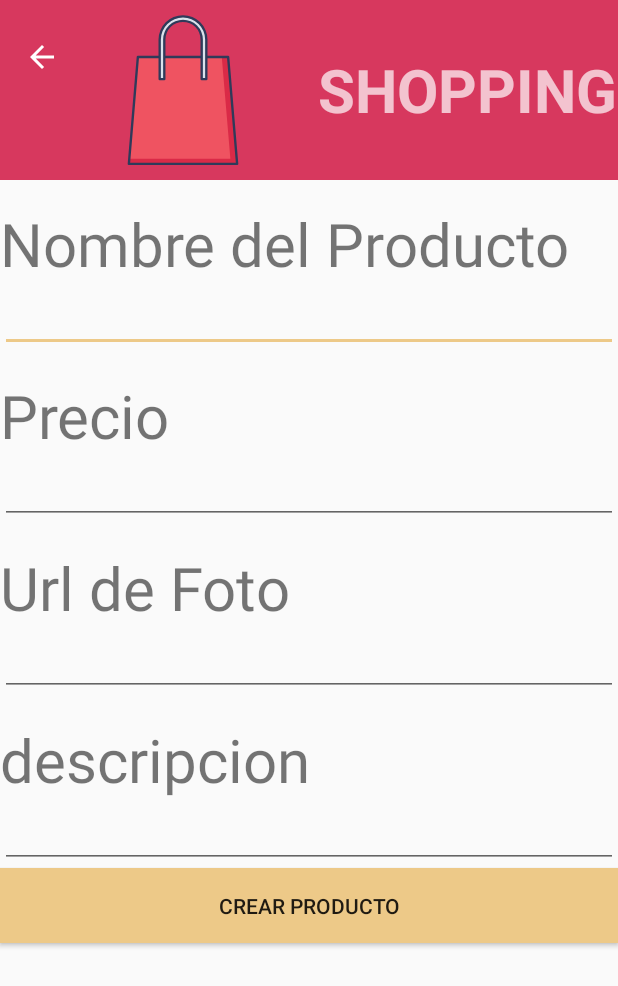
After one commit to Allub/carroproductos, an Android app: the CrearProductoActivity screen opened directly, with no data from a screen before it, on a phone screen of 412 x 824 dp. The commit adds this screen. Shown: the top 986 px of the screen. Run offline under Robolectric (Android 15) with nearby library versions, the phone set to English and light mode, and no system bars.

Commit message:
Carro Prod
xd

```diff
--- a/Fuentes/CarroProductos/app/build.gradle
+++ b/Fuentes/CarroProductos/app/build.gradle
@@ -27,6 +27,7 @@ dependencies {
     implementation 'androidx.appcompat:appcompat:1.2.0'
     implementation 'androidx.constraintlayout:constraintlayout:2.0.2'
     implementation 'com.squareup.picasso:picasso:2.71828'
+    implementation 'com.google.android.material:material:1.0.0'
     testImplementation 'junit:junit:4.12'
     androidTestImplementation 'androidx.test.ext:junit:1.1.2'
     androidTestImplementation 'androidx.test.espresso:espresso-core:3.3.0'
--- a/Fuentes/CarroProductos/app/src/main/AndroidManifest.xml
+++ b/Fuentes/CarroProductos/app/src/main/AndroidManifest.xml
@@ -12,7 +12,8 @@
         android:roundIcon="@mipmap/ic_launcher_round"
         android:supportsRtl="true"
         android:theme="@style/AppTheme">
-        <activity android:name=".VerProductoActivity"></activity>
+        <activity android:name=".CrearProductoActivity"></activity>
+        <activity android:name=".VerProductoActivity" />
         <activity android:name=".MainActivity">
             <intent-filter>
                 <action android:name="android.intent.action.MAIN" />
--- /dev/null
+++ b/Fuentes/CarroProductos/app/src/main/java/cl/inacap/carroproductos/CrearProductoActivity.java
@@ -0,0 +1,54 @@
+package cl.inacap.carroproductos;
+
+import androidx.appcompat.app.AppCompatActivity;
+import androidx.appcompat.widget.Toolbar;
+
+import android.content.Intent;
+import android.os.Bundle;
+import android.view.View;
+import android.widget.Button;
+import android.widget.EditText;
+
+import cl.inacap.carroproductos.dao.ProductosDAO;
+import cl.inacap.carroproductos.dao.ProductosDAOSQLite;
+import cl.inacap.carroproductos.dto.Producto;
+
+public class CrearProductoActivity extends AppCompatActivity {
+
+    private Toolbar toolbar;
+    private EditText nombreTxt;
+    private EditText precioTxt;
+    private EditText fotoTxt;
+    private EditText descTxt;
+    private Button crearBtn;
+    private ProductosDAO prodDAO = new ProductosDAOSQLite(this);
+    @Override
+    protected void onCreate(Bundle savedInstanceState) {
+        super.onCreate(savedInstanceState);
+        setContentView(R.layout.activity_crear_producto);
+        this.toolbar = findViewById(R.id.toolbar);
+        this.setSupportActionBar(this.toolbar);
+        this.getSupportActionBar().setDisplayHomeAsUpEnabled(true);
+        this.getSupportActionBar().setDisplayShowHomeEnabled(true);
+        this.nombreTxt = findViewById(R.id.nombre_prod_txt_cr);
+        this.precioTxt = findViewById(R.id.precio_prod_txt_cr);
+        this.fotoTxt = findViewById(R.id.foto_txt_cr);
+        this.descTxt = findViewById(R.id.desc_prod_txt_cr);
+        this.crearBtn = findViewById(R.id.crear_btn);
+        this.crearBtn.setOnClickListener(new View.OnClickListener() {
+            @Override
+            public void onClick(View view) {
+                //1.Crear producto
+                Producto p = new Producto();
+                p.setNombre(nombreTxt.getText().toString());
+                p.setDescripcion(descTxt.getText().toString());
+                p.setFoto(fotoTxt.getText().toString());
+                p.setPrecio(Integer.parseInt(precioTxt.getText().toString()));
+                //2. Llamar al DAO y agregarlo
+                prodDAO.save(p);
+                //3. Redirigir al Main activity
+                startActivity(new Intent(CrearProductoActivity.this,MainActivity.class));
+            }
+        });
+}
+}
--- a/Fuentes/CarroProductos/app/src/main/java/cl/inacap/carroproductos/VerProductoActivity.java
+++ b/Fuentes/CarroProductos/app/src/main/java/cl/inacap/carroproductos/VerProductoActivity.java
@@ -41,7 +41,7 @@ public class VerProductoActivity extends AppCompatActivity {
         this.tituloToolbar = findViewById(R.id.titulo_toolbar);
         if(getIntent() != null){
             //Me enviaron cosas y que vengo desde otro activity
-            Producto producto = (Producto) getIntent().getSerializableExtra("producto");
+            Producto producto = (Producto) getIntent().getSerializableExtra("productos");
             this.nombreTxt.setText(producto.getNombre());
             this.tituloToolbar.setText(producto.getNombre());
             Picasso.get().load(producto.getFoto())
--- /dev/null
+++ b/Fuentes/CarroProductos/app/src/main/java/cl/inacap/carroproductos/helpers/ProductosSQLiteHelper.java
@@ -0,0 +1,39 @@
+package cl.inacap.carroproductos.helpers;
+
+import android.content.Context;
+import android.database.sqlite.SQLiteDatabase;
+import android.database.sqlite.SQLiteOpenHelper;
+
+import androidx.annotation.Nullable;
+
+public class ProductosSQLiteHelper extends SQLiteOpenHelper {
+
+    private final String sqlCreate = "CREATE TABLE productos(id INTEGER PRIMARY KEY AUTOINCREMENT NOT NULL" +
+            ",nombre TEXT" +
+            ",descripcion TEXT" +
+            ",foto TEXT" +
+            ",precio INTEGER)";
+
+    public ProductosSQLiteHelper(@Nullable Context context, @Nullable String name, @Nullable SQLiteDatabase.CursorFactory factory, int version) {
+        super(context, name, factory, version);
+    }
+
+    @Override
+    public void onCreate(SQLiteDatabase sqLiteDatabase) {
+        sqLiteDatabase.execSQL(sqlCreate);
+        sqLiteDatabase.execSQL("INSERT INTO productos(nombre,descripcion,precio,foto)" +
+                " VALUES('Coca cola Zero','Coca Cola Pulenta',1000,'https://jumbo.vteximg.com.br/arquivos/ids/336745/Principal-3942.jpg?v=637237316746070000')");
+        sqLiteDatabase.execSQL("INSERT INTO productos(nombre,descripcion,precio,foto)" +
+                " VALUES('Centella','Esto fue desde la bd',400,'https://www.casagamovi.cl/wp-content/uploads/2020/08/helado-centella-manzana.png')");
+    }
+
+    @Override
+    public void onUpgrade(SQLiteDatabase sqLiteDatabase, int i, int i1) {
+            sqLiteDatabase.execSQL("DROP TABLE IF EXISTS productos");
+            sqLiteDatabase.execSQL(sqlCreate);
+        sqLiteDatabase.execSQL("INSERT INTO productos(nombre,descripcion,precio,foto)" +
+                " VALUES('Coca cola Zero','Coca Cola Pulenta',1000,'https://jumbo.vteximg.com.br/arquivos/ids/336745/Principal-3942.jpg?v=637237316746070000')");
+        sqLiteDatabase.execSQL("INSERT INTO productos(nombre,descripcion,precio,foto)" +
+                " VALUES('Centella','Esto fue desde la bd',400,'https://www.casagamovi.cl/wp-content/uploads/2020/08/helado-centella-manzana.png')");
+    }
+}
--- /dev/null
+++ b/Fuentes/CarroProductos/app/src/main/res/layout/activity_crear_producto.xml
@@ -0,0 +1,64 @@
+<?xml version="1.0" encoding="utf-8"?>
+<LinearLayout
+    xmlns:android="http://schemas.android.com/apk/res/android"
+    xmlns:app="http://schemas.android.com/apk/res-auto"
+    xmlns:tools="http://schemas.android.com/tools"
+    android:layout_width="match_parent"
+    android:layout_height="match_parent"
+    android:orientation="vertical"
+    tools:context=".MainActivity">
+
+    <include
+        layout="@layout/toolbar"
+        ></include>
+    <TextView
+        android:layout_width="wrap_content"
+        android:text="Nombre del Producto"
+        android:textSize="@dimen/titulo_app_size"
+        android:layout_marginTop="@dimen/margin_top_prod"
+        android:layout_height="wrap_content"></TextView>
+    <EditText
+        android:layout_width="match_parent"
+        android:id="@+id/nombre_prod_txt_cr"
+        android:layout_height="wrap_content"></EditText>
+    <TextView
+        android:layout_width="wrap_content"
+        android:text="Precio"
+        android:textSize="@dimen/titulo_app_size"
+        android:layout_marginTop="@dimen/margin_top_prod"
+        android:layout_height="wrap_content"></TextView>
+    <EditText
+        android:layout_width="match_parent"
+        android:id="@+id/precio_prod_txt_cr"
+        android:inputType="numberSigned"
+        android:layout_height="wrap_content"></EditText>
+    <TextView
+        android:layout_width="wrap_content"
+        android:text="Url de Foto"
+        android:textSize="@dimen/titulo_app_size"
+        android:layout_marginTop="@dimen/margin_top_prod"
+        android:layout_height="wrap_content"></TextView>
+    <EditText
+        android:layout_width="match_parent"
+        android:id="@+id/foto_txt_cr"
+        android:inputType="textUri"
+        android:layout_height="wrap_content"></EditText>
+    <TextView
+        android:layout_width="wrap_content"
+        android:text="descripcion"
+        android:textSize="@dimen/titulo_app_size"
+        android:layout_marginTop="@dimen/margin_top_prod"
+        android:layout_height="wrap_content"></TextView>
+    <EditText
+        android:layout_width="match_parent"
+        android:id="@+id/desc_prod_txt_cr"
+        android:inputType="textMultiLine"
+        android:layout_height="wrap_content"></EditText>
+    <Button
+        android:layout_width="match_parent"
+        android:id="@+id/crear_btn"
+        android:text="CREAR PRODUCTO"
+        android:background="@color/colorAccent"
+        android:padding="@dimen/margin_top_prod"
+        android:layout_height="wrap_content"></Button>
+</LinearLayout>
--- a/Fuentes/CarroProductos/app/src/main/res/values/dimens.xml
+++ b/Fuentes/CarroProductos/app/src/main/res/values/dimens.xml
@@ -6,4 +6,5 @@
     <dimen name="margin_left_producto">30dp</dimen>
     <dimen name="paddingToolbar">10dp</dimen>
     <dimen name="margin_top_prod">15dp</dimen>
+    <dimen name="margin_boton_float">16dp</dimen>
 </resources>
```
Also changed, not shown: Fuentes/CarroProductos/app/src/main/java/cl/inacap/carroproductos/MainActivity.java (+19 -4 lines), Fuentes/CarroProductos/app/src/main/java/cl/inacap/carroproductos/dao/ProductosDAOSQLite.java (added, +59 -0 lines), Fuentes/CarroProductos/app/src/main/java/cl/inacap/carroproductos/dto/Producto.java (+18 -9 lines), Fuentes/CarroProductos/app/src/main/res/drawable/ic_baseline_add_24.xml (added, +10 -0 lines), Fuentes/CarroProductos/app/src/main/res/layout/activity_main.xml (+10 -0 lines), 1 other file.
